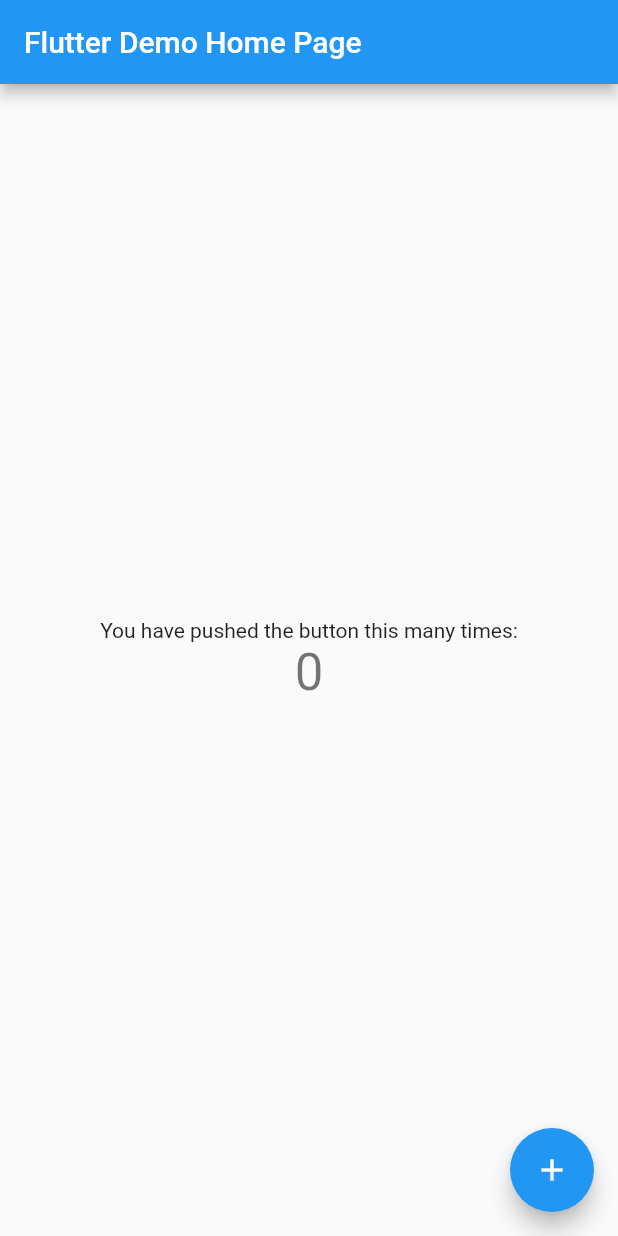
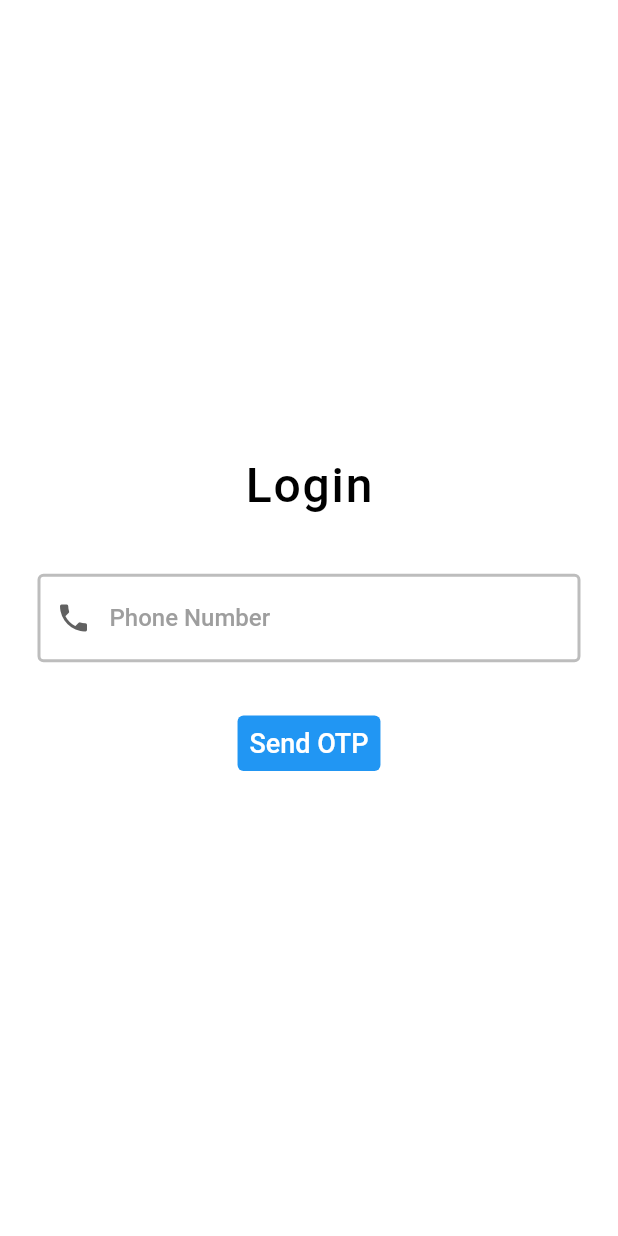
Before and after one commit to emem365/split_it, a Flutter app: the screen it shows after launch, on a phone screen of 412 x 824 dp. Run offline on Flutter 3.47's test engine with Material 2 defaults, Android fonts, the phone set to English and light mode, and no system bars; our stand-ins replace firebase_auth, firebase_core, pin_code_fields; accounts and stored records are empty.

Commit message:
login and dashboard setup

```diff
--- /dev/null
+++ b/lib/login/loginPage.dart
@@ -0,0 +1,131 @@
+import 'package:flutter/material.dart';
+import 'package:flutter/services.dart';
+import 'package:split_it/login/otp.dart';
+
+class LoginPage extends StatefulWidget {
+  LoginPage({Key key}) : super(key: key);
+
+  @override
+  _LoginPageState createState() => _LoginPageState();
+}
+
+class _LoginPageState extends State<LoginPage> {
+  TextEditingController phoneNumber = TextEditingController();
+  final formKey = GlobalKey<FormState>();
+  bool loading;
+
+  @override
+  void initState() {
+    super.initState();
+    loading = false;
+  }
+
+  @override
+  Widget build(BuildContext context) {
+    return Scaffold(
+      backgroundColor: Colors.white,
+      body: SafeArea(
+        child: Stack(
+          children: [
+            IgnorePointer(
+              ignoring: loading,
+              child: Opacity(
+                opacity: loading ? 0.5 : 1,
+                child: Container(
+                  child: Form(
+                    key: formKey,
+                    child: Column(
+                        mainAxisAlignment: MainAxisAlignment.center,
+                        children: [
+                          Text(
+                            "Login",
+                            style: TextStyle(
+                                letterSpacing: 1.2,
+                                fontSize: 32,
+                                color: Colors.black,
+                                fontWeight: FontWeight.w500),
+                          ),
+                          SizedBox(height: 40),
+                          Container(
+                              margin: EdgeInsets.symmetric(horizontal: 25),
+                              child: TextFormField(
+                                inputFormatters: [
+                                  FilteringTextInputFormatter.digitsOnly
+                                ],
+                                keyboardType: TextInputType.phone,
+                                controller: phoneNumber,
+                                style: TextStyle(
+                                    color: Colors.blue,
+                                    fontWeight: FontWeight.w500),
+                                decoration: InputDecoration(
+                                  enabledBorder: OutlineInputBorder(
+                                      borderSide: BorderSide(
+                                          width: 2,
+                                          color: Colors.grey.shade400)),
+                                  focusedBorder: OutlineInputBorder(
+                                      borderSide: BorderSide(
+                                    width: 2,
+                                    color: Colors.blue.withOpacity(0.5),
+                                  )),
+                                  labelText: "Phone Number",
+                                  labelStyle: TextStyle(
+                                    fontWeight: FontWeight.w500,
+                                    color: Colors.grey.shade500,
+                                  ),
+                                  prefixIcon: Icon(
+                                    Icons.phone,
+                                    color: Colors.grey.shade700,
+                                  ),
+                                  border: OutlineInputBorder(
+                                      borderRadius: BorderRadius.circular(10)),
+                                ),
+                                validator: (value) {
+                                  if (value.length != 10) {
+                                    return "Invalid phone number";
+                                  }
+                                  return null;
+                                },
+                              )),
+                          SizedBox(height: 30),
+                          Builder(
+                            builder: (context) => TextButton(
+                                onPressed: () async {
+                                  if (formKey.currentState.validate()) {
+                                    setState(() {
+                                      loading = true;
+                                    });
+                                    await OTPService().sendOTP(
+                                        "+91${phoneNumber.text}",
+                                        context,
+                                        false, stopLoading: () {
+                                      setState(() {
+                                        loading = false;
+                                      });
+                                    });
+                                  } else
+                                    print("Error!!!!!");
+                                },
+                                style: TextButton.styleFrom(
+                                  backgroundColor: Colors.blue,
+                                ),
+                                child: Text(
+                                  "Send OTP",
+                                  style: TextStyle(
+                                    fontSize: 18,
+                                    color: Colors.white,
+                                    fontWeight: FontWeight.w500,
+                                  ),
+                                )),
+                          ),
+                        ]),
+                  ),
+                ),
+              ),
+            ),
+            loading ? Center(child: CircularProgressIndicator()) : Container()
+          ],
+        ),
+      ),
+    );
+  }
+}
--- a/lib/main.dart
+++ b/lib/main.dart
@@ -1,113 +1,75 @@
+import 'package:firebase_auth/firebase_auth.dart';
+import 'package:firebase_core/firebase_core.dart';
 import 'package:flutter/material.dart';
+import 'package:flutter/services.dart';
+import 'package:split_it/dashboard/dashboard.dart';
+import 'package:split_it/login/loginPage.dart';
 
-void main() {
+void main() async {
+  WidgetsFlutterBinding.ensureInitialized();
+  SystemChrome.setPreferredOrientations([DeviceOrientation.portraitUp]);
+  SystemChrome.setSystemUIOverlayStyle(SystemUiOverlayStyle(
+    systemNavigationBarColor: Colors.black, // navigation bar color
+    statusBarColor: Colors.black, // status bar color
+  ));
+  await Firebase.initializeApp();
   runApp(MyApp());
 }
 
 class MyApp extends StatelessWidget {
-  // This widget is the root of your application.
   @override
   Widget build(BuildContext context) {
     return MaterialApp(
-      title: 'Flutter Demo',
-      theme: ThemeData(
-        // This is the theme of your application.
-        //
-        // Try running your application with "flutter run". You'll see the
-        // application has a blue toolbar. Then, without quitting the app, try
-        // changing the primarySwatch below to Colors.green and then invoke
-        // "hot reload" (press "r" in the console where you ran "flutter run",
-        // or simply save your changes to "hot reload" in a Flutter IDE).
-        // Notice that the counter didn't reset back to zero; the application
-        // is not restarted.
-        primarySwatch: Colors.blue,
-      ),
-      home: MyHomePage(title: 'Flutter Demo Home Page'),
-    );
+        title: 'Split It',
+        debugShowCheckedModeBanner: false,
+        home: CheckUserStatus());
   }
 }
 
-class MyHomePage extends StatefulWidget {
-  MyHomePage({Key key, this.title}) : super(key: key);
-
-  // This widget is the home page of your application. It is stateful, meaning
-  // that it has a State object (defined below) that contains fields that affect
-  // how it looks.
-
-  // This class is the configuration for the state. It holds the values (in this
-  // case the title) provided by the parent (in this case the App widget) and
-  // used by the build method of the State. Fields in a Widget subclass are
-  // always marked "final".
-
-  final String title;
+class CheckUserStatus extends StatefulWidget {
+  CheckUserStatus({Key key}) : super(key: key);
 
   @override
-  _MyHomePageState createState() => _MyHomePageState();
+  _CheckUserStatusState createState() => _CheckUserStatusState();
 }
 
-class _MyHomePageState extends State<MyHomePage> {
-  int _counter = 0;
-
-  void _incrementCounter() {
-    setState(() {
-      // This call to setState tells the Flutter framework that something has
-      // changed in this State, which causes it to rerun the build method below
-      // so that the display can reflect the updated values. If we changed
-      // _counter without calling setState(), then the build method would not be
-      // called again, and so nothing would appear to happen.
-      _counter++;
-    });
+class _CheckUserStatusState extends State<CheckUserStatus> {
+  @override
+  Widget build(BuildContext context) {
+    return FutureBuilder(
+        future: checkSignIn(),
+        builder: (context, snapshot) {
+          var page;
+          if (snapshot.hasData) {
+            switch (snapshot.data[1]) {
+              case "login":
+                {
+                  page = LoginPage();
+                  break;
+                }
+              case "home":
+                {
+                  page = Dashboard();
+                  break;
+                }
+            }
+            return MaterialApp(
+              debugShowCheckedModeBanner: false,
+              home: page,
+            );
+          } else {
+            return Container(
+              color: Colors.white,
+              child: Center(child: CircularProgressIndicator()),
+            );
+          }
+        });
   }
 
-  @override
-  Widget build(BuildContext context) {
-    // This method is rerun every time setState is called, for instance as done
-    // by the _incrementCounter method above.
-    //
-    // The Flutter framework has been optimized to make rerunning build methods
-    // fast, so that you can just rebuild anything that needs updating rather
-    // than having to individually change instances of widgets.
-    return Scaffold(
-      appBar: AppBar(
-        // Here we take the value from the MyHomePage object that was created by
-        // the App.build method, and use it to set our appbar title.
-        title: Text(widget.title),
-      ),
-      body: Center(
-        // Center is a layout widget. It takes a single child and positions it
-        // in the middle of the parent.
-        child: Column(
-          // Column is also a layout widget. It takes a list of children and
-          // arranges them vertically. By default, it sizes itself to fit its
-          // children horizontally, and tries to be as tall as its parent.
-          //
-          // Invoke "debug painting" (press "p" in the console, choose the
-          // "Toggle Debug Paint" action from the Flutter Inspector in Android
-          // Studio, or the "Toggle Debug Paint" command in Visual Studio Code)
-          // to see the wireframe for each widget.
-          //
-          // Column has various properties to control how it sizes itself and
-          // how it positions its children. Here we use mainAxisAlignment to
-          // center the children vertically; the main axis here is the vertical
-          // axis because Columns are vertical (the cross axis would be
-          // horizontal).
-          mainAxisAlignment: MainAxisAlignment.center,
-          children: <Widget>[
-            Text(
-              'You have pushed the button this many times:',
-            ),
-            Text(
-              '$_counter',
-              style: Theme.of(context).textTheme.headline4,
-            ),
-          ],
-        ),
-      ),
-      floatingActionButton: FloatingActionButton(
-        onPressed: _incrementCounter,
-        tooltip: 'Increment',
-        child: Icon(Icons.add),
-      ), // This trailing comma makes auto-formatting nicer for build methods.
-    );
+  Future<List<String>> checkSignIn() async {
+    if (FirebaseAuth.instance.currentUser != null)
+      return [FirebaseAuth.instance.currentUser.uid, "home"];
+    else
+      return ['notSignedIn', "login"];
   }
 }
--- a/pubspec.yaml
+++ b/pubspec.yaml
@@ -23,7 +23,10 @@ environment:
 dependencies:
   flutter:
     sdk: flutter
-
+  cloud_firestore: ^0.14.0
+  firebase_auth: ^0.18.0+1
+  firebase_core: ^0.5.0
+  pin_code_fields: ^6.1.0
 
   # The following adds the Cupertino Icons font to your application.
   # Use with the CupertinoIcons class for iOS style icons.
```
Also changed, not shown: lib/dashboard/dashboard.dart (added, +125 -0 lines), lib/login/OtpVerificationPage.dart (added, +244 -0 lines), lib/login/otp.dart (added, +79 -0 lines), pubspec.lock, 6 other files.
